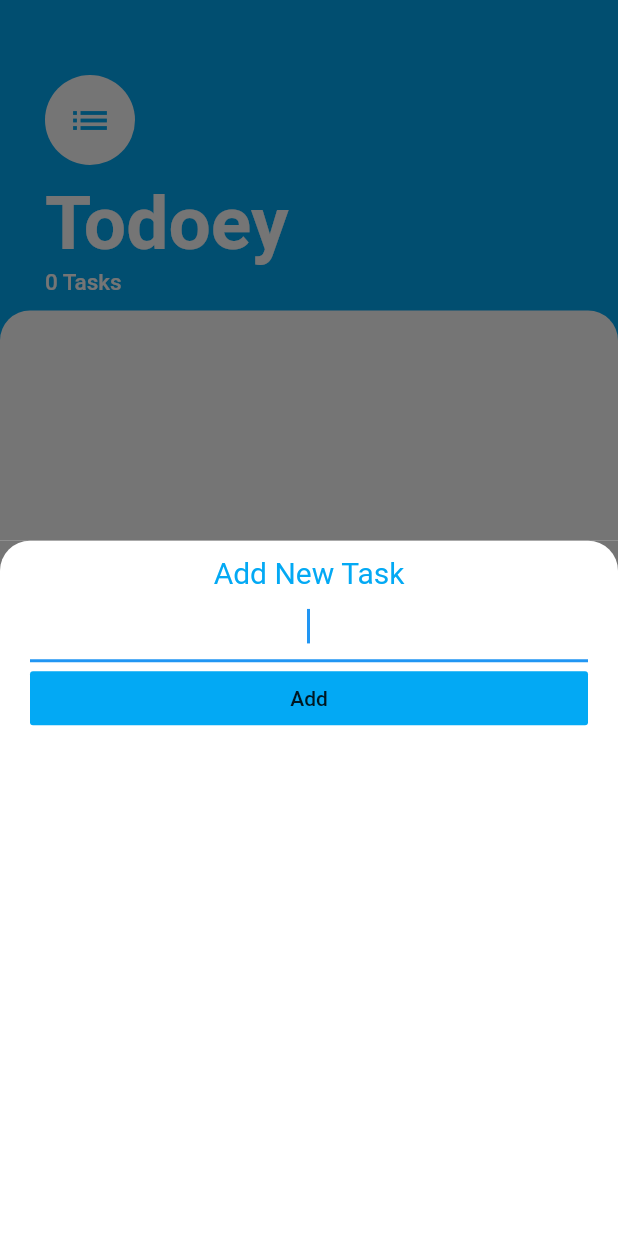
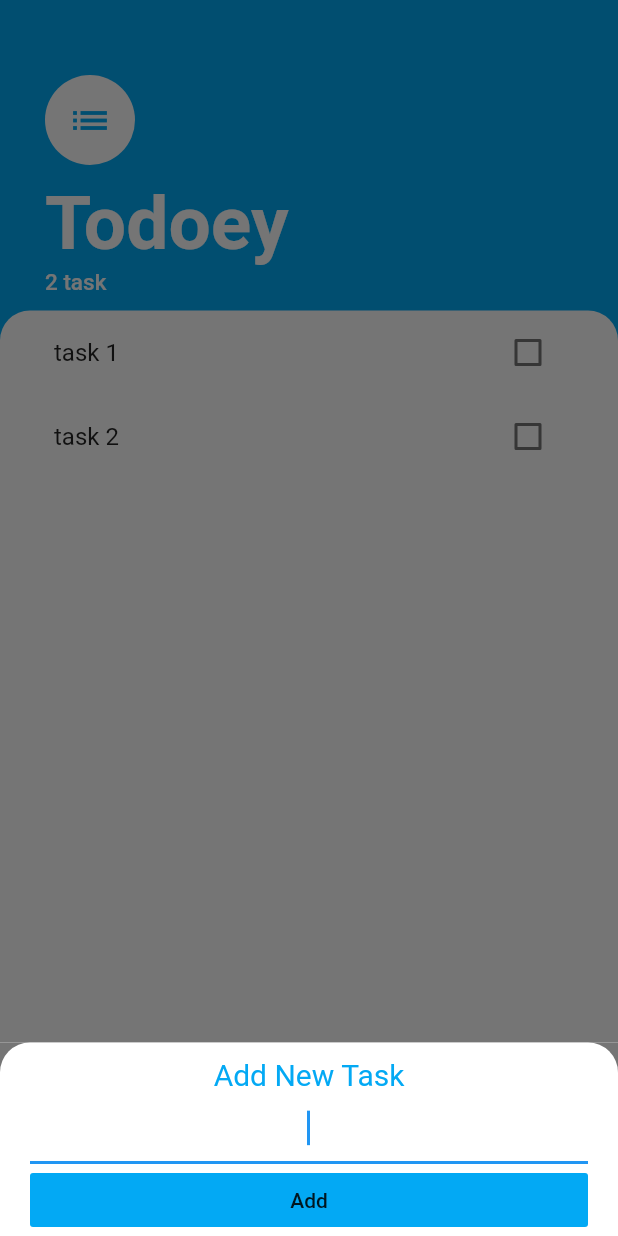
Before and after one commit to manukj/FlutterApps, a Flutter app: the LandingPage screen opened directly, after a tap on the "add" icon, on a phone screen of 412 x 824 dp. Run offline on Flutter 3.47's test engine with Material 2 defaults, Android fonts, the phone set to English and light mode, and no system bars; our stand-ins replace audioplayers, flutter_spinkit, geolocator, rflutter_alert.

Commit message:
provider bug fixed

```diff
--- a/todo/lib/model/tasks_data.dart
+++ b/todo/lib/model/tasks_data.dart
@@ -1,12 +1,25 @@
 import 'package:flutter/material.dart';
-import 'package:todo/model/Task.dart';
-import 'package:todo/widget/task_text_checkbox_item.dart';
+import 'package:todo/model/task.dart';
 
 class TaskData extends ChangeNotifier {
-  List<TaskItem> listOfTask = [];
+  List<Task> _listOfTask = [Task("task 1"), Task("task 2")];
+
+  int get lengthOfTask {
+    return _listOfTask.length;
+  }
+
+  Task gettask(int index) {
+    return _listOfTask[index];
+  }
 
   void addTask(Task newTask) {
-    listOfTask.add(TaskItem(newTask));
+    _listOfTask.add(newTask);
+    print("added ${newTask.toDoString} task");
+    notifyListeners();
+  }
+
+  void changeTaskState(int index, bool newState) {
+    _listOfTask[index].isChecked = newState;
     notifyListeners();
   }
 }
--- a/todo/lib/widget/add_new_task.dart
+++ b/todo/lib/screens/add_new_task.dart
@@ -1,19 +1,12 @@
 import 'package:flutter/material.dart';
 import 'package:provider/provider.dart';
-import 'package:todo/model/Task.dart';
+import 'package:todo/model/task.dart';
 import 'package:todo/model/tasks_data.dart';
 
-class AddNewTask extends StatefulWidget {
-  @override
-  _AddNewTaskState createState() => _AddNewTaskState();
-}
-
-class _AddNewTaskState extends State<AddNewTask> {
-  String toDoString;
+class AddNewTask extends StatelessWidget {
   @override
   Widget build(BuildContext context) {
-
-    print("in build");
+    String toDoString;
     return Container(
       color: Color(0xff757575),
       child: Container(
@@ -35,18 +28,15 @@ class _AddNewTaskState extends State<AddNewTask> {
               textAlign: TextAlign.center,
               style: TextStyle(fontSize: 20),
               onChanged: (newText) {
-                print(toDoString);
-                print(this.hashCode);
                 toDoString = newText;
-                print(toDoString);
               },
             ),
             FlatButton(
               child: Text("Add"),
               color: Colors.lightBlue,
               onPressed: () {
-                print(this.hashCode);
-                print("task $toDoString");
+                Provider.of<TaskData>(context,listen: false).addTask(Task(toDoString));
+                Navigator.pop(context);
               },
             )
           ],
--- a/todo/lib/screens/landing_screen.dart
+++ b/todo/lib/screens/landing_screen.dart
@@ -1,8 +1,6 @@
 import 'package:flutter/cupertino.dart';
 import 'package:flutter/material.dart';
-import 'package:provider/provider.dart';
-import 'package:todo/model/tasks_data.dart';
-import 'package:todo/widget/add_new_task.dart';
+import 'package:todo/screens/add_new_task.dart';
 import 'package:todo/widget/task_list_container.dart';
 import 'package:todo/widget/task_top.dart';
 
@@ -10,26 +8,31 @@ class LandingPage extends StatelessWidget {
   @override
   Widget build(BuildContext context) {
     return Scaffold(
-      floatingActionButton: FloatingActionButton(
-        onPressed: () {
-          showModalBottomSheet(
-              context: context, builder: (context) => AddNewTask());
-        },
-        backgroundColor: Colors.lightBlue,
-        child: Icon(Icons.add),
-      ),
       backgroundColor: Colors.lightBlue,
       body: SafeArea(
-        child: ChangeNotifierProvider<TaskData>(
-          create: (context) => TaskData(),
         child: Column(
           crossAxisAlignment: CrossAxisAlignment.start,
           children: <Widget>[
             TaskTop(),
-              TaskListContainer(),
+            TaskListContainer()
           ],
         ),
       ),
+      floatingActionButton: FloatingActionButton(
+          backgroundColor: Colors.lightBlueAccent,
+          child: Icon(Icons.add),
+          onPressed: () {
+            showModalBottomSheet(
+                context: context,
+                isScrollControlled: true,
+                builder: (context) => SingleChildScrollView(
+                    child:Container(
+                      padding: EdgeInsets.only(bottom: MediaQuery.of(context).viewInsets.bottom),
+                      child: AddNewTask(),
+                    )
+                )
+            );
+          }
       ),
     );
   }
--- a/todo/lib/widget/task_list_container.dart
+++ b/todo/lib/widget/task_list_container.dart
@@ -1,13 +1,14 @@
 import 'package:flutter/material.dart';
 import 'package:provider/provider.dart';
 import 'package:todo/model/tasks_data.dart';
-import 'package:todo/widget/task_text_checkbox_item.dart';
 
 class TaskListContainer extends StatelessWidget {
   @override
   Widget build(BuildContext context) {
     return Expanded(
-      child: Container(
+      child: Consumer<TaskData>(
+        builder: (context, data, _) {
+          return Container(
             padding: EdgeInsets.symmetric(horizontal: 20),
             margin: EdgeInsets.only(top: 10),
             height: 400,
@@ -18,10 +19,30 @@ class TaskListContainer extends StatelessWidget {
                 topRight: Radius.circular(20),
               ),
             ),
-          child: ListView(
-            children: Provider.of<TaskData>(context).listOfTask,
-          )),
+            child: ListView.builder(
+              itemBuilder: (context, index) {
+                return ListTile(
+                  title: Text(
+                    data.gettask(index).toDoString,
+                    style: TextStyle(
+                        decoration: data.gettask(index).isChecked
+                            ? TextDecoration.lineThrough
+                            : null),
+                  ),
+                  trailing: Checkbox(
+                    activeColor: Colors.lightBlue,
+                    value: data.gettask(index).isChecked,
+                    onChanged: (newState) {
+                      data.changeTaskState(index,newState);
+                    },
+                  ),
+                );
+              },
+              itemCount: data.lengthOfTask,
+            ),
+          );
+        },
+      ),
     );
   }
-
 }
--- a/todo/lib/widget/task_top.dart
+++ b/todo/lib/widget/task_top.dart
@@ -27,7 +27,7 @@ class TaskTop extends StatelessWidget {
                 color: Colors.white, fontWeight: FontWeight.w700, fontSize: 50),
           ),
           Text(
-            '${Provider.of<TaskData>(context).listOfTask.length} Tasks',
+            "${Provider.of<TaskData>(context).lengthOfTask} task",
             style: TextStyle(
                 color: Colors.white, fontWeight: FontWeight.w500, fontSize: 15),
           )
```
Also changed, not shown: todo/lib/main.dart (+7 -2 lines), todo/lib/widget/task_text_checkbox_item.dart (deleted, +0 -44 lines). Lines whose indentation alone changed are shown as unchanged.
